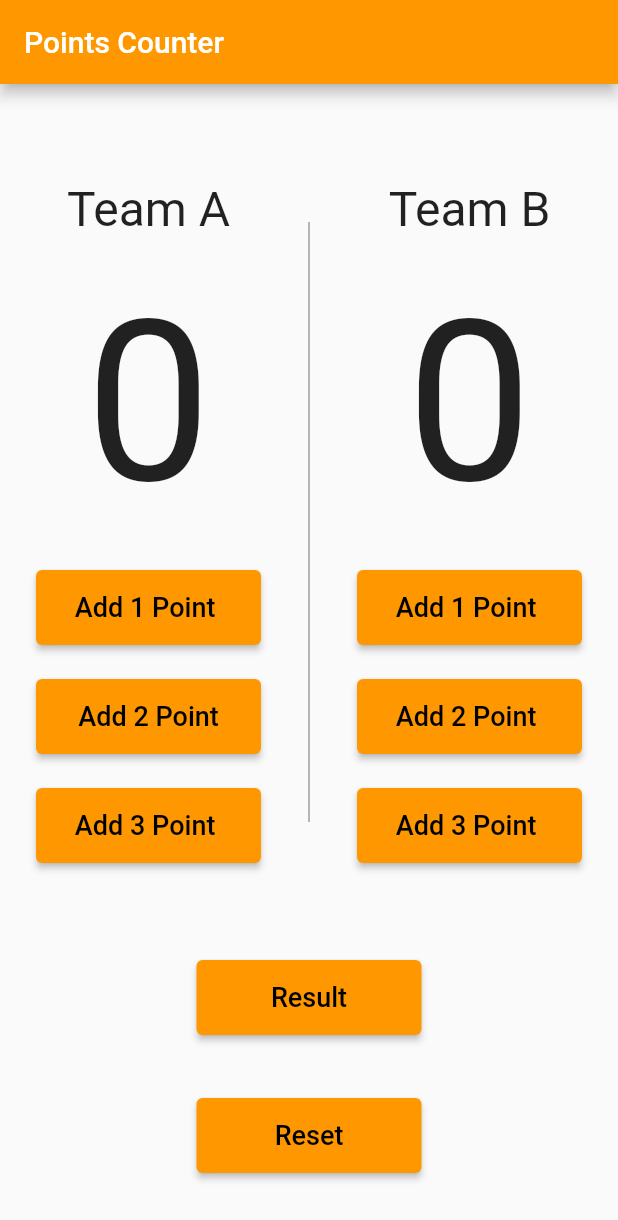
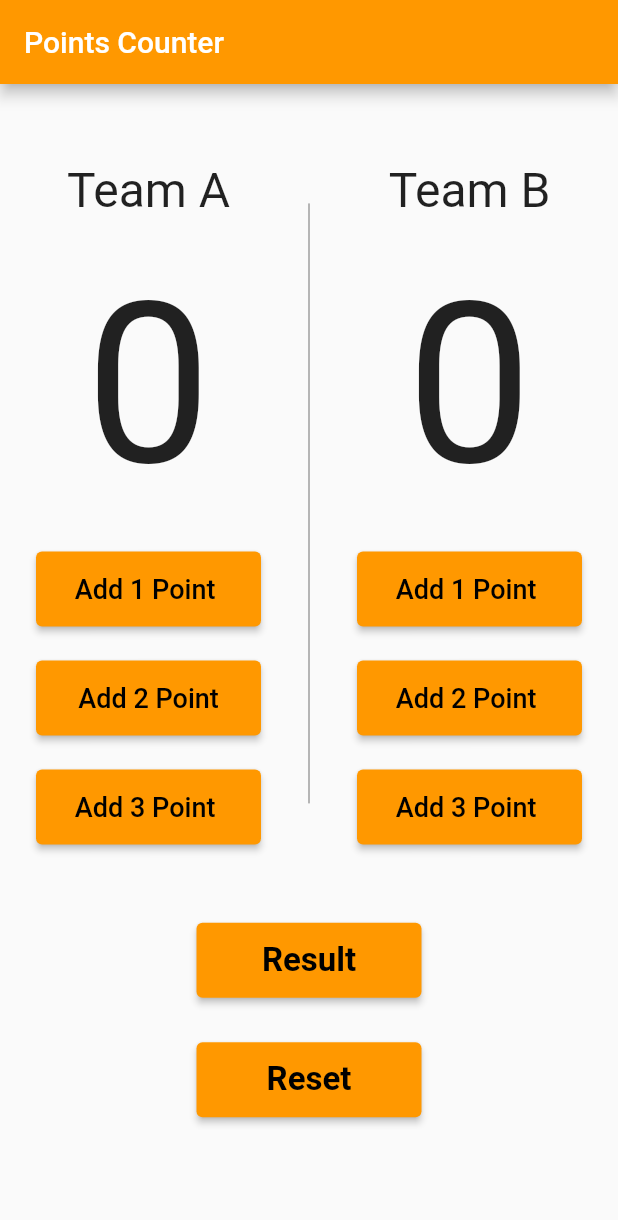
Before and after one commit to mohamedAlaa-CS/basketball_counter_app, a Flutter app: the screen it shows after launch, on a phone screen of 412 x 824 dp. Shown: the top 1220 px of the screen. Run offline on Flutter 3.47's test engine with Material 2 defaults, Android fonts, the phone set to English and light mode, and no system bars; our stand-ins replace flutter_bloc.

```diff
--- a/lib/Cubit/Counter_Cubit.dart
+++ b/lib/Cubit/Counter_Cubit.dart
@@ -4,6 +4,7 @@ import 'Counter_State.dart';
 
 class CounterCubit extends Cubit<CounterState>{
   CounterCubit() : super(teamAIncreamentState());
+  static  get(context)=> BlocProvider.of<CounterCubit>(context);
 
 int teamAPoint = 0;
 int teamBPoint = 0;
@@ -22,4 +23,7 @@ void restart(){
   teamAPoint =0;
   teamBPoint =0;
 }
+
+
+
 }
--- a/lib/main.dart
+++ b/lib/main.dart
@@ -1,18 +1,21 @@
 import 'package:basketball_counter_app/Cubit/Counter_Cubit.dart';
 import 'package:basketball_counter_app/Cubit/Counter_State.dart';
+import 'package:basketball_counter_app/screens/result.dart';
 import 'package:flutter/material.dart';
 import 'package:flutter_bloc/flutter_bloc.dart';
 
 void main() {
-  runApp(pointsCounter());
+  runApp(const PointsCounter());
 }
 
-class pointsCounter extends StatelessWidget {
+class PointsCounter extends StatelessWidget {
+  const PointsCounter({Key? key}) : super(key: key);
+
   @override
   Widget build(BuildContext context) {
     return BlocProvider(
       create: (context) => CounterCubit(),
-      child: MaterialApp(
+      child:const MaterialApp(
         debugShowCheckedModeBanner: false,
         home: HomePage(),
       ),
@@ -21,31 +24,33 @@ class pointsCounter extends StatelessWidget {
 }
 
 class HomePage extends StatelessWidget {
-  HomePage({
+  const HomePage({
     Key? key,
   }) : super(key: key);
-
   @override
   Widget build(BuildContext context) {
-    return BlocConsumer<CounterCubit, CounterState>(
+    return
+      BlocConsumer<CounterCubit, CounterState>(
         builder: (context, state) {
           return Scaffold(
             appBar: AppBar(
               backgroundColor: Colors.orange,
-              title: Text('Points Counter'),
+              title: const Text('Points Counter'),
             ),
-            body: Column(
+
+            body:
+            Column(
                 mainAxisAlignment: MainAxisAlignment.spaceEvenly,
                 children: [
                   Row(
                     mainAxisAlignment: MainAxisAlignment.spaceEvenly,
                     children: [
-                    Container(
+                      SizedBox(
                         height: 500,
                         child: Column(
                           mainAxisAlignment: MainAxisAlignment.spaceEvenly,
                           children: [
-                          Text(
+                            const Text(
                               'Team A',
                               style: TextStyle(
                                 fontSize: 32,
@@ -53,21 +58,21 @@ class HomePage extends StatelessWidget {
                             ),
                             Text(
                               '${BlocProvider.of<CounterCubit>(context).teamAPoint}',
-                            style: TextStyle(
+                              style:const TextStyle(
                                 fontSize: 150,
                               ),
                             ),
                             ElevatedButton(
                               style: ElevatedButton.styleFrom(
-                              padding: EdgeInsets.all(8),
+                                padding:const EdgeInsets.all(8),
                                 backgroundColor: Colors.orange,
-                              minimumSize: Size(150, 50),
+                                minimumSize: const Size(150, 50),
                               ),
                               onPressed: () {
                                 BlocProvider.of<CounterCubit>(context)
                                     .teamIncrement(team: 'A', buttonNumber: 1);
                               },
-                            child: Text(
+                              child: const Text(
                                 'Add 1 Point ',
                                 style: TextStyle(
                                   fontSize: 18,
@@ -78,13 +83,13 @@ class HomePage extends StatelessWidget {
                             ElevatedButton(
                               style: ElevatedButton.styleFrom(
                                 backgroundColor: Colors.orange,
-                              minimumSize: Size(150, 50),
+                                minimumSize:const Size(150, 50),
                               ),
                               onPressed: () {
                                 BlocProvider.of<CounterCubit>(context)
                                     .teamIncrement(team: 'A', buttonNumber: 2);
                               },
-                            child: Text(
+                              child: const Text(
                                 'Add 2 Point',
                                 style: TextStyle(
                                   fontSize: 18,
@@ -95,13 +100,13 @@ class HomePage extends StatelessWidget {
                             ElevatedButton(
                               style: ElevatedButton.styleFrom(
                                 backgroundColor: Colors.orange,
-                              minimumSize: Size(150, 50),
+                                minimumSize: const Size(150, 50),
                               ),
                               onPressed: () {
                                 BlocProvider.of<CounterCubit>(context)
                                     .teamIncrement(team: 'A', buttonNumber: 3);
                               },
-                            child: Text(
+                              child:const Text(
                                 'Add 3 Point ',
                                 style: TextStyle(
                                   fontSize: 18,
@@ -112,21 +117,21 @@ class HomePage extends StatelessWidget {
                           ],
                         ),
                       ),
-                    Container(
+                      const SizedBox(
                         height: 500,
-                      child: VerticalDivider(
+                        child:VerticalDivider(
                           indent: 50,
                           endIndent: 50,
                           color: Colors.grey,
                           thickness: 1,
                         ),
                       ),
-                    Container(
+                      SizedBox(
                         height: 500,
                         child: Column(
                           mainAxisAlignment: MainAxisAlignment.spaceEvenly,
                           children: [
-                          Text(
+                            const  Text(
                               'Team B',
                               style: TextStyle(
                                 fontSize: 32,
@@ -134,21 +139,21 @@ class HomePage extends StatelessWidget {
                             ),
                             Text(
                               '${BlocProvider.of<CounterCubit>(context).teamBPoint}',
-                            style: TextStyle(
+                              style:const TextStyle(
                                 fontSize: 150,
                               ),
                             ),
                             ElevatedButton(
                               style: ElevatedButton.styleFrom(
-                              padding: EdgeInsets.all(8),
+                                padding:const EdgeInsets.all(8),
                                 backgroundColor: Colors.orange,
-                              minimumSize: Size(150, 50),
+                                minimumSize:const Size(150, 50),
                               ),
                               onPressed: () {
                                 BlocProvider.of<CounterCubit>(context)
                                     .teamIncrement(team: 'B', buttonNumber: 1);
                               },
-                            child: Text(
+                              child:const Text(
                                 'Add 1 Point ',
                                 style: TextStyle(
                                   fontSize: 18,
@@ -159,13 +164,13 @@ class HomePage extends StatelessWidget {
                             ElevatedButton(
                               style: ElevatedButton.styleFrom(
                                 backgroundColor: Colors.orange,
-                              minimumSize: Size(150, 50),
+                                minimumSize:const Size(150, 50),
                               ),
                               onPressed: () {
                                 BlocProvider.of<CounterCubit>(context)
                                     .teamIncrement(team: 'B', buttonNumber: 2);
                               },
-                            child: Text(
+                              child:const Text(
                                 'Add 2 Point ',
                                 style: TextStyle(
                                   fontSize: 18,
@@ -176,13 +181,13 @@ class HomePage extends StatelessWidget {
                             ElevatedButton(
                               style: ElevatedButton.styleFrom(
                                 backgroundColor: Colors.orange,
-                              minimumSize: Size(150, 50),
+                                minimumSize:const Size(150, 50),
                               ),
                               onPressed: () {
                                 BlocProvider.of<CounterCubit>(context)
                                     .teamIncrement(team: 'B', buttonNumber: 3);
                               },
-                            child: Text(
+                              child:const Text(
                                 'Add 3 Point ',
                                 style: TextStyle(
                                   fontSize: 18,
@@ -197,46 +202,50 @@ class HomePage extends StatelessWidget {
                   ),
                   ElevatedButton(
                     style: ElevatedButton.styleFrom(
-                    padding: EdgeInsets.all(8),
+                      padding:const EdgeInsets.all(8),
                       backgroundColor: Colors.orange,
-                    minimumSize: Size(150, 50),
+                      minimumSize:const Size(150, 50),
+                    ),
+                    onPressed: () {
+                      Navigator.push(context,MaterialPageRoute(builder: (context)  => testRusult( ),) );
+                    },
+                    child: const Text(
+                      'Result',
+                      style: TextStyle(
+                        fontSize: 22,
+                        color: Colors.black,
+                        fontWeight: FontWeight.bold,
+                      ),
+                    ),
+                  ),
+                  ElevatedButton(
+                    style: ElevatedButton.styleFrom(
+                      padding:const EdgeInsets.all(8),
+                      backgroundColor: Colors.orange,
+                      minimumSize:const Size(150, 50),
                     ),
                     onPressed: () {
                       BlocProvider.of<CounterCubit>(context)
                           .teamIncrement(team: 'A', buttonNumber: 0);
 
                       BlocProvider.of<CounterCubit>(context).restart();
+
                     },
-                  child: Text(
-                    'Result',
+                    child:const Text(
+                      'Reset',
                       style: TextStyle(
-                      fontSize: 18,
+                        fontSize: 22,
                         color: Colors.black,
+                        fontWeight: FontWeight.bold,
+
                       ),
                     ),
                   ),
-                ElevatedButton(
-                  style: ElevatedButton.styleFrom(
-                    padding: EdgeInsets.all(8),
-                    backgroundColor: Colors.orange,
-                    minimumSize: Size(150, 50),
-                  ),
-                  onPressed: () {
-                    BlocProvider.of<CounterCubit>(context)
-                        .teamIncrement(team: 'A', buttonNumber: 0);
-
-                    BlocProvider.of<CounterCubit>(context).restart();
-                  },
-                  child: Text(
-                    'Reset',
-                    style: TextStyle(
-                      fontSize: 18,
-                      color: Colors.black,
-                    ),
-                  ),
-                ),
+                 const  SizedBox(height: 20,),
                 ],
               ),
+
+
           );
         },
         listener: (context, state) {});
```
Also changed, not shown: lib/screens/result.dart (added, +93 -0 lines), 2 other files. Lines whose indentation alone changed are shown as unchanged.
